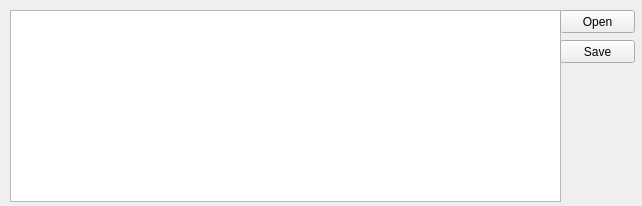
illmoded/madx_nasz, file UI/magnets.ui: the form before one commit.
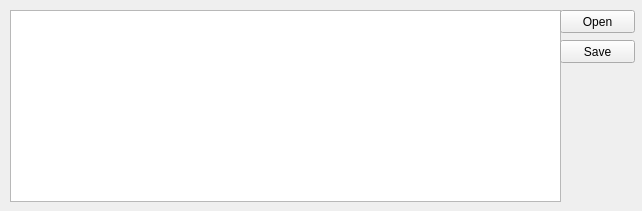
The form after the commit.

```diff
--- a/UI/magnets.ui
+++ b/UI/magnets.ui
@@ -7,7 +7,7 @@
     <x>0</x>
     <y>0</y>
     <width>642</width>
-    <height>206</height>
+    <height>211</height>
    </rect>
   </property>
   <property name="windowTitle">
```
